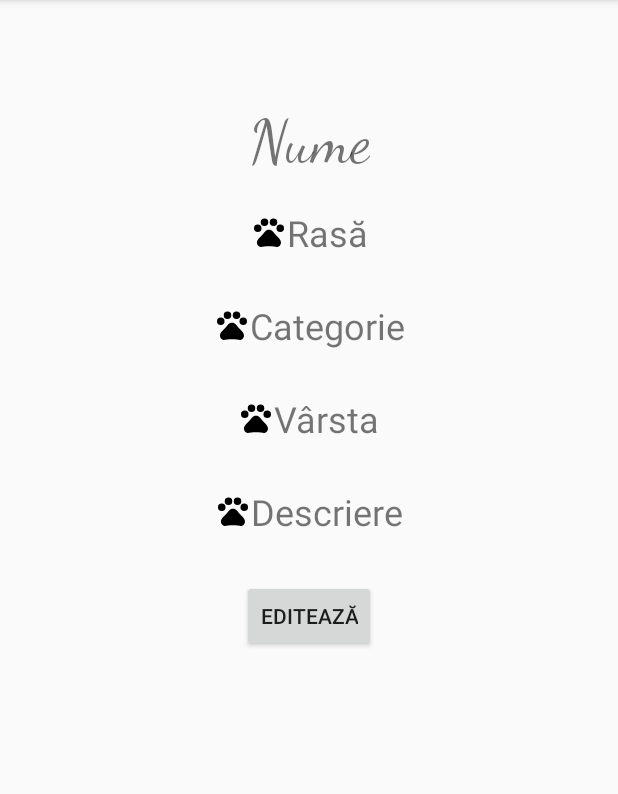
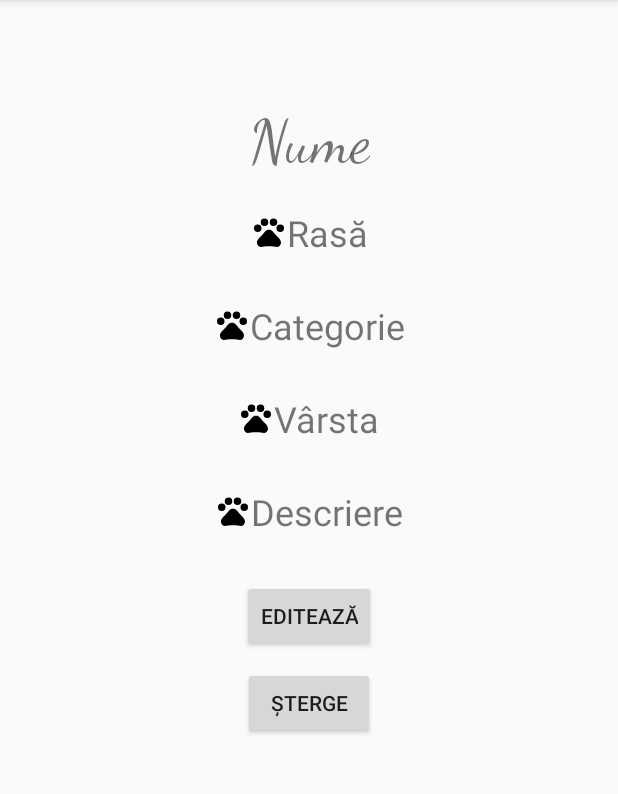
Before and after one commit to VladDuncea/SecondHome, an Android app: the MyAnimalActivity screen opened directly, with no data from a screen before it, on a phone screen of 412 x 824 dp, the part 84-878 px from its top. Run offline under Robolectric (Android 15) with nearby library versions, the phone set to English and light mode, and no system bars; our stand-ins replace Picasso, Volley; network calls fail; pictures from the network do not load; 1 statement that could not run was skipped.

Commit message:
Added delete for user's animals

```diff
--- a/app/src/main/java/com/secondhome/showanimals/AnimalProfileActivity.java
+++ b/app/src/main/java/com/secondhome/showanimals/AnimalProfileActivity.java
@@ -55,7 +55,7 @@ public class AnimalProfileActivity extends AppCompatActivity implements Navigati
     private ActionBarDrawerToggle mToggle;
     private NavigationView navigationView;
     private ActionMenuItem item;
-    private Button edit;
+    private Button edit,delete;
     private static final String UrlForAnimal="https://secondhome.fragmentedpixel.com/server/getanimalextended.php/";
 
     @Override
@@ -134,7 +134,6 @@ public class AnimalProfileActivity extends AppCompatActivity implements Navigati
                         edit.setText("Adoptă");
 
 
-
                 } catch(JSONException e)
                 {
                     System.out.println("error here");
@@ -176,6 +175,8 @@ public class AnimalProfileActivity extends AppCompatActivity implements Navigati
         breed =(TextView) findViewById(R.id.pedegree2);
         description=(TextView) findViewById(R.id.description2);
         edit=(Button) findViewById(R.id.editAnimal);
+        delete=(Button) findViewById(R.id.deleteAnimal);
+        delete.setVisibility(View.GONE);
     }
 
     private void setNavigationViewListener() {
--- a/app/src/main/res/layout/activity_animal_profile.xml
+++ b/app/src/main/res/layout/activity_animal_profile.xml
@@ -7,7 +7,8 @@
     android:orientation="vertical"
     android:id="@+id/animalProfile"
     android:gravity="center"
-    tools:context=".showanimals.AnimalProfileActivity">
+
+    >
 
     <androidx.constraintlayout.widget.ConstraintLayout
         android:layout_width="match_parent"
@@ -39,8 +40,8 @@
             android:layout_marginRight="20dp"
             android:fontFamily="@font/dancingscript"
             android:gravity="center_horizontal"
+            android:paddingTop="10dp"
             android:paddingBottom="20dp"
-            android:paddingTop="10dp"
             android:text="Nume"
             android:textSize="40sp"
             app:layout_constraintEnd_toEndOf="parent"
@@ -62,8 +63,8 @@
             android:id="@+id/pedegree"
             android:layout_width="wrap_content"
             android:layout_height="wrap_content"
+            android:drawableLeft="@drawable/ic_pets_black_24dp"
             android:text="Rasă"
-            android:drawableLeft="@drawable/ic_pets_black_24dp"
             android:textSize="24sp"
             app:layout_constraintEnd_toEndOf="parent"
             app:layout_constraintHorizontal_bias="0.5"
@@ -71,20 +72,22 @@
             app:layout_constraintTop_toBottomOf="@id/animalName" />
 
         />
-         <TextView
+
+        <TextView
             android:id="@+id/cathegory"
             android:layout_width="wrap_content"
             android:layout_height="wrap_content"
+            android:layout_marginTop="10dp"
+            android:drawableLeft="@drawable/ic_pets_black_24dp"
             android:text="Categorie"
-            android:drawableLeft="@drawable/ic_pets_black_24dp"
             android:textSize="24sp"
             app:layout_constraintEnd_toEndOf="parent"
-             android:layout_marginTop="10dp"
             app:layout_constraintHorizontal_bias="0.5"
             app:layout_constraintStart_toStartOf="parent"
             app:layout_constraintTop_toBottomOf="@id/pedegree2" />
 
         />
+
         <TextView
             android:id="@+id/cathegory2"
             android:layout_width="wrap_content"
@@ -96,15 +99,16 @@
             app:layout_constraintTop_toBottomOf="@id/cathegory" />
 
         />
+
         <TextView
             android:id="@+id/age"
             android:layout_width="wrap_content"
             android:layout_height="wrap_content"
+            android:layout_marginTop="10dp"
+            android:drawableLeft="@drawable/ic_pets_black_24dp"
             android:text="Vârsta"
-            android:drawableLeft="@drawable/ic_pets_black_24dp"
             android:textSize="24sp"
             app:layout_constraintEnd_toEndOf="parent"
-            android:layout_marginTop="10dp"
             app:layout_constraintHorizontal_bias="0.5"
             app:layout_constraintStart_toStartOf="parent"
             app:layout_constraintTop_toBottomOf="@id/cathegory2" />
@@ -123,11 +127,11 @@
             android:id="@+id/description"
             android:layout_width="wrap_content"
             android:layout_height="wrap_content"
+            android:layout_marginTop="10dp"
+            android:drawableLeft="@drawable/ic_pets_black_24dp"
             android:text="Descriere"
-            android:drawableLeft="@drawable/ic_pets_black_24dp"
             android:textSize="24sp"
             app:layout_constraintEnd_toEndOf="parent"
-            android:layout_marginTop="10dp"
             app:layout_constraintHorizontal_bias="0.5"
             app:layout_constraintStart_toStartOf="parent"
             app:layout_constraintTop_toBottomOf="@id/age2" />
@@ -141,16 +145,28 @@
             app:layout_constraintHorizontal_bias="0.497"
             app:layout_constraintStart_toStartOf="parent"
             app:layout_constraintTop_toBottomOf="@id/description" />
+
         <Button
             android:id="@+id/editAnimal"
             android:layout_width="wrap_content"
             android:layout_height="wrap_content"
+            android:layout_marginTop="10dp"
             android:text="Editează"
+            app:layout_constraintEnd_toEndOf="parent"
+            app:layout_constraintHorizontal_bias="0.5"
+            app:layout_constraintStart_toStartOf="parent"
+            app:layout_constraintTop_toBottomOf="@id/description2" />
+
+        <Button
+            android:id="@+id/deleteAnimal"
+            android:layout_width="wrap_content"
+            android:layout_height="wrap_content"
+            android:text="Șterge"
             android:layout_marginTop="10dp"
             app:layout_constraintEnd_toEndOf="parent"
             app:layout_constraintHorizontal_bias="0.5"
             app:layout_constraintStart_toStartOf="parent"
-            app:layout_constraintTop_toBottomOf="@id/description2"/>
+            app:layout_constraintTop_toBottomOf="@id/editAnimal" />
 
     </androidx.constraintlayout.widget.ConstraintLayout>
     <com.google.android.material.navigation.NavigationView
```
Also changed, not shown: app/src/main/java/com/secondhome/showanimals/MyAnimalActivity.java (+53 -11 lines), app/src/main/java/com/secondhome/showanimals/MyAnimalsActivity.java (+10 -5 lines), 1 other file.
